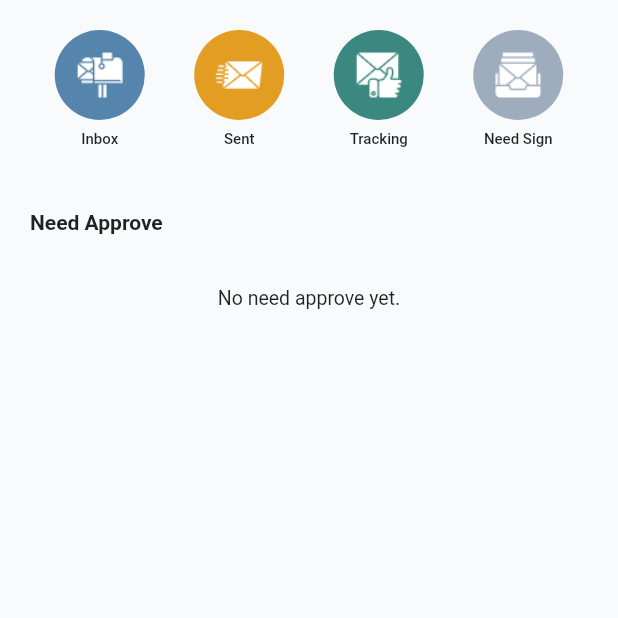
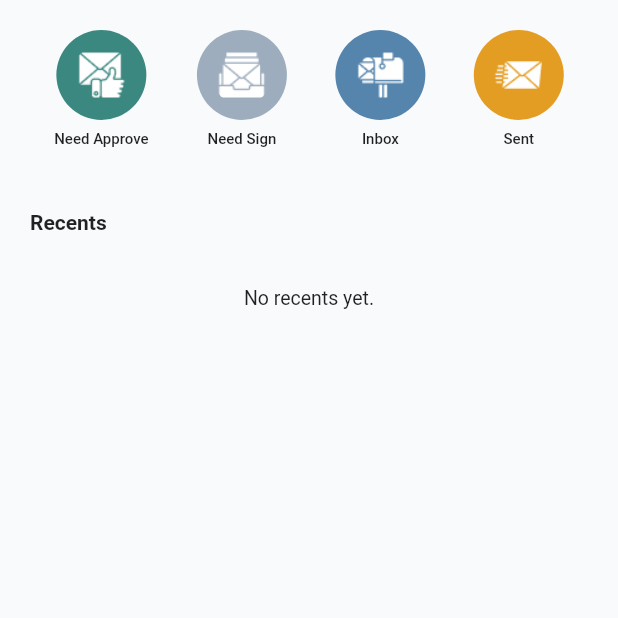
Before and after one commit to hanifaliffudin/E-Office-R17-Group-Mobile, a Flutter app: the XploreTabScreen screen opened directly, on a phone screen of 412 x 824 dp, the top half of it. Run offline on Flutter 3.47's test engine with Material 2 defaults, Android fonts, the phone set to English and light mode, and no system bars; drawn by our look-alikes of badges; our stand-ins replace another_flushbar, email_validator, emoji_picker_flutter, file_picker, firebase_core, firebase_messaging and 15 more; missing offline and left inert: countdown_widget, syncfusion_flutter_pdfviewer; accounts and stored records are empty; generated files the repository leaves out were written again; network calls fail.

Commit message:
revise e-office mobile ui

```diff
--- a/lib/XploreTabScreen.dart
+++ b/lib/XploreTabScreen.dart
@@ -1,6 +1,7 @@
 import 'dart:convert';
 
 import 'package:flutter/material.dart';
+import 'package:militarymessenger/NeedApprove.dart';
 import 'package:militarymessenger/models/BadgeModel.dart';
 import 'package:militarymessenger/models/SuratModel.dart';
 import 'objectbox.g.dart';
@@ -27,8 +28,6 @@ class _XploreTabScreenState extends State<XploreTabScreen> {
   @override
   void initState() {
     // TODO: implement initState
-    // getBadgeInbox();
-    getDataSuratNeedApprove();
     getBadgeInbox();
     getBadgeSign();
     super.initState();
@@ -45,6 +44,79 @@ class _XploreTabScreenState extends State<XploreTabScreen> {
               child: Row(
                 mainAxisAlignment: MainAxisAlignment.spaceAround,
                 children: [
+                  InkWell(
+                    onTap: () {
+                      Navigator.push(context,
+                        MaterialPageRoute(builder: (context) => NeedApprove()),
+                      );
+                    },
+                    child: Column(
+                      children: [
+                        CircleAvatar(
+                          radius: 30,
+                          backgroundColor: Color(0xFF3B8880),
+                          child: CircleAvatar(
+                            backgroundImage: AssetImage('assets/icons/approved_icon2.png'),
+                            backgroundColor: Color(0xFF3B8880),
+                            radius: 20,
+                          ),
+                        ),
+                        Text(
+                          'Need Approve',
+                          style: TextStyle(
+                            height: 2,
+                            fontSize: 10,
+                            fontWeight: FontWeight.w500,
+                          ),
+                        )
+                      ],
+                    ),
+                  ),
+                  InkWell(
+                    onTap: () {
+                      Navigator.push(context,
+                        MaterialPageRoute(builder: (context) => NeedSign()),
+                      );
+                    },
+                    child: Column(
+                      children: [
+                        Badge(
+                          position: BadgePosition.bottomEnd(end: 0, bottom: -6),
+                          showBadge: mains.objectbox.boxBadge.get(1) != null ?
+                          mains.objectbox.boxBadge.get(1)!.badgeNeedSign == 0 ? false : true
+                              :
+                          false,
+                          badgeContent: Text(
+                            mains.objectbox.boxBadge.get(1) != null ?
+                            mains.objectbox.boxBadge.get(1)!.badgeNeedSign.toString()
+                                :
+                            '',
+                            style: TextStyle(
+                                color: Colors.white
+                            ),
+                          ),
+                          badgeColor: Color(0xFFE2574C),
+                          child: CircleAvatar(
+                            radius: 30,
+                            backgroundColor: Color(0xFF9EADBD),
+                            child: CircleAvatar(
+                              backgroundImage: AssetImage('assets/icons/draft_icon2.png'),
+                              backgroundColor: Color(0xFF9EADBD),
+                              radius: 20,
+                            ),
+                          ),
+                        ),
+                        Text(
+                          'Need Sign',
+                          style: TextStyle(
+                            height: 2,
+                            fontSize: 10,
+                            fontWeight: FontWeight.w500,
+                          ),
+                        )
+                      ],
+                    ),
+                  ),
                   InkWell(
                     onTap: () {
                       Navigator.push(context,
@@ -118,79 +190,6 @@ class _XploreTabScreenState extends State<XploreTabScreen> {
                       ],
                     ),
                   ),
-                  InkWell(
-                    onTap: () {
-                      Navigator.push(context,
-                        MaterialPageRoute(builder: (context) => TrackingPage()),
-                      );
-                    },
-                    child: Column(
-                      children: [
-                        CircleAvatar(
-                          radius: 30,
-                          backgroundColor: Color(0xFF3B8880),
-                          child: CircleAvatar(
-                            backgroundImage: AssetImage('assets/icons/approved_icon2.png'),
-                            backgroundColor: Color(0xFF3B8880),
-                            radius: 20,
-                          ),
-                        ),
-                        Text(
-                          'Tracking',
-                          style: TextStyle(
-                            height: 2,
-                            fontSize: 10,
-                            fontWeight: FontWeight.w500,
-                          ),
-                        )
-                      ],
-                    ),
-                  ),
-                  InkWell(
-                    onTap: () {
-                      Navigator.push(context,
-                        MaterialPageRoute(builder: (context) => NeedSign()),
-                      );
-                    },
-                    child: Column(
-                      children: [
-                        Badge(
-                          position: BadgePosition.bottomEnd(end: 0, bottom: -6),
-                          showBadge: mains.objectbox.boxBadge.get(1) != null ?
-                          mains.objectbox.boxBadge.get(1)!.badgeNeedSign == 0 ? false : true
-                              :
-                          false,
-                          badgeContent: Text(
-                            mains.objectbox.boxBadge.get(1) != null ?
-                            mains.objectbox.boxBadge.get(1)!.badgeNeedSign.toString()
-                                :
-                            '',
-                            style: TextStyle(
-                                color: Colors.white
-                            ),
-                          ),
-                          badgeColor: Color(0xFFE2574C),
-                          child: CircleAvatar(
-                            radius: 30,
-                            backgroundColor: Color(0xFF9EADBD),
-                            child: CircleAvatar(
-                              backgroundImage: AssetImage('assets/icons/draft_icon2.png'),
-                              backgroundColor: Color(0xFF9EADBD),
-                              radius: 20,
-                            ),
-                          ),
-                        ),
-                        Text(
-                          'Need Sign',
-                          style: TextStyle(
-                            height: 2,
-                            fontSize: 10,
-                            fontWeight: FontWeight.w500,
-                          ),
-                        )
-                      ],
-                    ),
-                  ),
                 ],
               ),
             ),
@@ -204,7 +203,7 @@ class _XploreTabScreenState extends State<XploreTabScreen> {
                       mainAxisAlignment: MainAxisAlignment.spaceBetween,
                       children: [
                         Text(
-                          "Need Approve",
+                          "Recents",
                           style: TextStyle(
                             fontSize: 14,
                             fontWeight: FontWeight.w600,
@@ -230,14 +229,14 @@ class _XploreTabScreenState extends State<XploreTabScreen> {
                             margin: const EdgeInsets.only(top: 15.0),
                             width: MediaQuery.of(context).size.width,
                             child :Text(
-                              'No need approve yet.',
+                              'No recents yet.',
                               textAlign: TextAlign.center,
                               style: TextStyle(fontWeight: FontWeight.normal, fontSize: 13,),
                             )
                         );
                       }
                       else{
-                        var queryNeedApprove = mains.objectbox.boxSurat.query(SuratModel_.kategori.equals('needApprove'))..order(SuratModel_.tglBuat);
+                        var queryNeedApprove = mains.objectbox.boxSurat.query(SuratModel_.kategori.equals('history'))..order(SuratModel_.tglBuat);
                         var query = queryNeedApprove.build();
                         List<SuratModel> listSurat = query.find().reversed.toList();
                         if(listSurat.length==0)
@@ -245,7 +244,7 @@ class _XploreTabScreenState extends State<XploreTabScreen> {
                               margin: const EdgeInsets.only(top: 15.0),
                               width: MediaQuery.of(context).size.width,
                               child :Text(
-                                'No need approve yet.',
+                                'No recents yet.',
                                 textAlign: TextAlign.center,
                                 style: TextStyle(fontWeight: FontWeight.normal, fontSize: 13,),
                               )
@@ -321,97 +320,6 @@ class _XploreTabScreenState extends State<XploreTabScreen> {
         ),
       ),
     );
-  }
-
-  Future<http.Response> getDataSuratNeedApprove() async {
-
-    String url ='http://eoffice.dev.digiprimatera.co.id/api/needApprover';
-
-    Map<String, dynamic> data = {
-      'payload': {
-        'id_user': mains.objectbox.boxUser.get(1)!.userId,
-      }
-    };
-
-    //encode Map to JSON
-    //var body = "?api_key="+this.apiKey;
-
-    var response = await http.post(Uri.parse(url),
-      headers: {"Content-Type": "application/json"},
-      body:jsonEncode(data),
-    );
-    if(response.statusCode == 200){
-      //print("${response.body}");
-      Map<String, dynamic> suratMap = jsonDecode(response.body);
-
-      var query = mains.objectbox.boxSurat.query(SuratModel_.kategori.equals('needApprove')).build();
-      List<SuratModel> suratList = query.find().toList();
-      for(var surat in suratList){
-        mains.objectbox.boxSurat.remove(surat.id);
-      }
-
-      if(suratMap['message'] == 'success'){
-        if(suratMap['count']>0){
-          for(int i = 0; i < suratMap['data'].length; i++) {
-            var dataSurat = Map<String, dynamic>.from(suratMap['data'][i]);
-
-            var query = mains.objectbox.boxSurat.query(SuratModel_.idSurat.equals(dataSurat['id'].toString()) & SuratModel_.kategori.equals('needApprove')).build();
-            if(query.find().isNotEmpty) {
-              final surat = SuratModel(
-                id: query.find().first.id,
-                idSurat: dataSurat['id'],
-                namaSurat: query.find().first.namaSurat,
-                nomorSurat: dataSurat['nomor'],
-                editor: dataSurat['editor'],
-                perihal: dataSurat['perihal'],
-                status: query.find().first.status,
-                tglSelesai: query.find().first.tglSelesai,
-                url: dataSurat['isi_surat'],
-                kategori: 'needApprove',
-                tglBuat: dataSurat['tgl_buat'],
-                tipeSurat: dataSurat['tipe_surat'],
-                approver: jsonEncode(dataSurat['approv']),
-                penerima: jsonEncode(dataSurat['penerima']),
-              );
-
-
-              mains.objectbox.boxSurat.put(surat);
-              setState(() {
-
-              });
-              // mains.objectbox.boxSurat.remove(query.find().first.id);
-
-            }
-            else{
-              final surat = SuratModel(
-                idSurat: dataSurat['id'],
-                nomorSurat: dataSurat['nomor'],
-                perihal: dataSurat['perihal'],
-                tglBuat: dataSurat['tgl_buat'],
-                kategori: 'needApprove',
-                url: dataSurat['isi_surat'],
-                tipeSurat: dataSurat['tipe_surat'],
-                editor: dataSurat['editor'],
-                approver: jsonEncode(dataSurat['approv']),
-                penerima: jsonEncode(dataSurat['penerima']),
-              );
-
-              mains.objectbox.boxSurat.put(surat);
-              setState(() {
-
-              });
-            }
-          }
-        }
-      }
-      else{
-        print(suratMap['message']);
-      }
-    }
-    else{
-      print("Gagal terhubung ke server!");
-    }
-    return response;
   }
 
   Future<http.Response> getBadgeInbox() async {
```
Also changed, not shown: lib/Home.dart (+7 -3 lines), lib/NeedApprove.dart (added, +263 -0 lines), lib/needSign.dart (+6 -2 lines).
